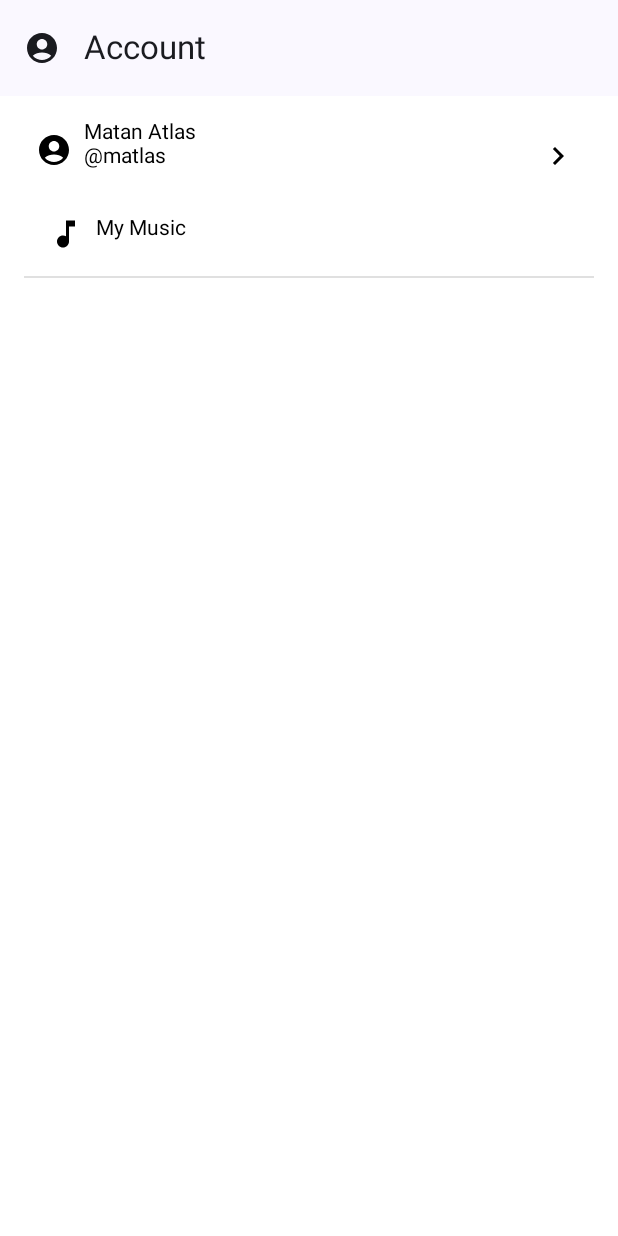
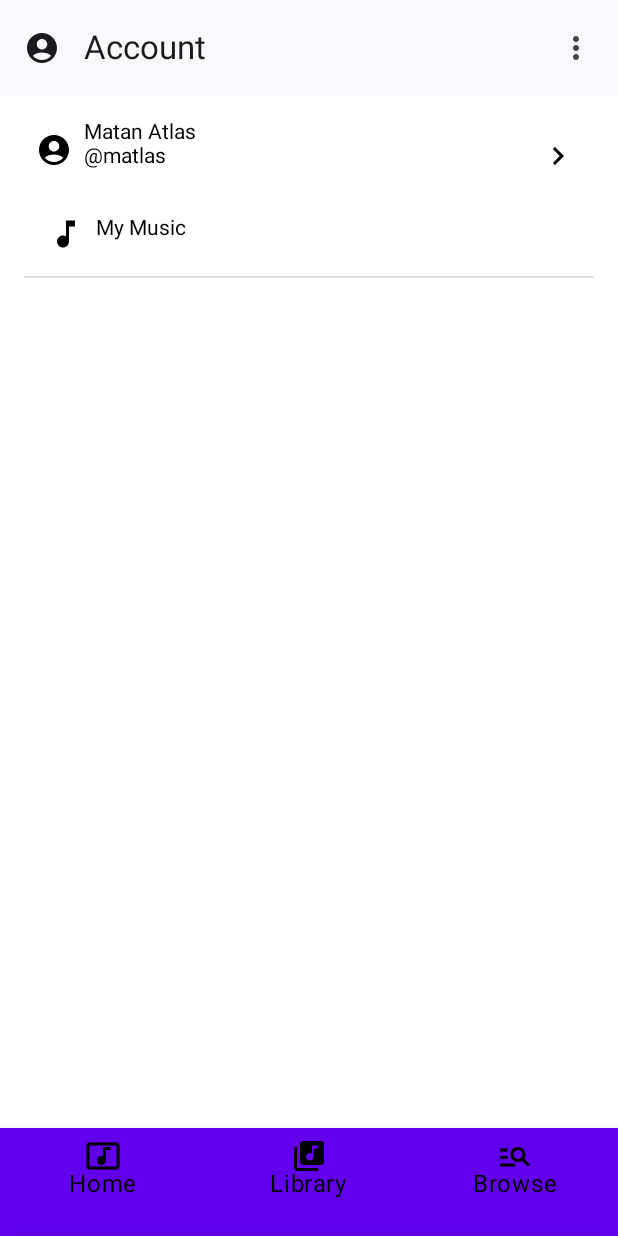
Before and after one commit to matlas57/MusicAppUi, an Android app built with Jetpack Compose: the screen it shows after launch (MainActivity), after a tap on "Account", on a phone screen of 412 x 824 dp. Run offline under Robolectric (Android 15) with nearby library versions, the phone set to English and light mode, and no system bars; 1 statement that could not run was skipped; 1 other tap on this screen came first.

Commit message:
Added more UI elements like modal bottom sheet and bottom navigation

```diff
--- a/app/src/main/java/com/example/musicappui/MainViewModel.kt
+++ b/app/src/main/java/com/example/musicappui/MainViewModel.kt
@@ -5,7 +5,7 @@ import androidx.compose.runtime.mutableStateOf
 import androidx.lifecycle.ViewModel
 
 class MainViewModel : ViewModel() {
-    private val _currentScreen: MutableState<Screen> = mutableStateOf(Screen.DrawerScreen.Account)
+    private val _currentScreen: MutableState<Screen> = mutableStateOf(Screen.BottomScreen.Home)
     val currentScreen: MutableState<Screen>
         get() = _currentScreen
 
--- a/app/src/main/java/com/example/musicappui/Screen.kt
+++ b/app/src/main/java/com/example/musicappui/Screen.kt
@@ -24,7 +24,34 @@ sealed class Screen (val title: String, val route: String){
                 R.drawable.baseline_person_add_alt_1_24
             )
         }
+
+    sealed class BottomScreen(val bTitle: String, val bRoute: String, @DrawableRes val icon: Int)
+        : Screen (bTitle, bRoute) {
+            object Home: BottomScreen (
+                "Home",
+                "home",
+                R.drawable.baseline_music_video_24
+            )
+
+            object Library: BottomScreen (
+                "Library",
+                "library",
+                R.drawable.baseline_library_music_24
+            )
+
+            object Browse: BottomScreen (
+                "Browse",
+                "browse",
+                R.drawable.baseline_manage_search_24
+            )
+        }
 }
+
+val screensInBottom = listOf(
+    Screen.BottomScreen.Home,
+    Screen.BottomScreen.Library,
+    Screen.BottomScreen.Browse
+)
 
 val screensInDrawer = listOf(
     Screen.DrawerScreen.Account,
--- /dev/null
+++ b/app/src/main/java/com/example/musicappui/ui/theme/HomeView.kt
@@ -0,0 +1,58 @@
+package com.example.musicappui.ui.theme
+
+import androidx.compose.foundation.BorderStroke
+import androidx.compose.foundation.ExperimentalFoundationApi
+import androidx.compose.foundation.Image
+import androidx.compose.foundation.layout.Arrangement
+import androidx.compose.foundation.layout.Column
+import androidx.compose.foundation.layout.padding
+import androidx.compose.foundation.layout.size
+import androidx.compose.foundation.lazy.LazyColumn
+import androidx.compose.foundation.lazy.LazyRow
+import androidx.compose.foundation.lazy.items
+import androidx.compose.material.Card
+import androidx.compose.material3.Text
+import androidx.compose.runtime.Composable
+import androidx.compose.ui.Alignment
+import androidx.compose.ui.Modifier
+import androidx.compose.ui.graphics.Color
+import androidx.compose.ui.res.painterResource
+import androidx.compose.ui.unit.dp
+import com.example.musicappui.R
+
+@OptIn(ExperimentalFoundationApi::class)
+@Composable
+fun Home() {
+    val categories = listOf("Hits", "Happy", "Workout", "Running", "TGIF", "Yoga")
+    val grouped = listOf<String>("New Release", "Favorites", "Top Rated").groupBy { it[0] } //Group elements based on first character
+    LazyColumn {
+        grouped.forEach{
+            //Create a header that sticks as objects below scroll
+            stickyHeader {
+                Text(text = it.value[0], modifier = Modifier.padding(16.dp), color = Color.Black)
+                LazyRow {
+                    items(categories) {
+                        cat ->
+                        BrowserItem(cat = cat, drawable = R.drawable.baseline_music_video_24)
+                    }
+                }
+            }
+        }
+    }
+}
+
+@Composable
+fun BrowserItem(cat: String, drawable: Int) {
+    Card (
+        modifier = Modifier.padding(16.dp).size(200.dp),
+        border = BorderStroke(3.dp, color = Color.LightGray)
+    ){
+        Column (
+            verticalArrangement = Arrangement.Center,
+            horizontalAlignment = Alignment.CenterHorizontally
+        ){
+            Text(text = cat, color = Color.Black)
+            Image(painter = painterResource(id = drawable), contentDescription = cat)
+        }
+    }
+}
--- a/app/src/main/java/com/example/musicappui/ui/theme/MainView.kt
+++ b/app/src/main/java/com/example/musicappui/ui/theme/MainView.kt
@@ -2,12 +2,23 @@ package com.example.musicappui.ui
 
 import androidx.compose.foundation.background
 import androidx.compose.foundation.clickable
+import androidx.compose.foundation.layout.Arrangement
+import androidx.compose.foundation.layout.Box
+import androidx.compose.foundation.layout.Column
 import androidx.compose.foundation.layout.PaddingValues
 import androidx.compose.foundation.layout.Row
+import androidx.compose.foundation.layout.fillMaxSize
 import androidx.compose.foundation.layout.fillMaxWidth
+import androidx.compose.foundation.layout.height
 import androidx.compose.foundation.layout.padding
+import androidx.compose.foundation.layout.wrapContentSize
 import androidx.compose.foundation.lazy.LazyColumn
 import androidx.compose.foundation.lazy.items
+import androidx.compose.foundation.shape.RoundedCornerShape
+import androidx.compose.material.BottomNavigation
+import androidx.compose.material.BottomNavigationItem
+import androidx.compose.material.ModalBottomSheetLayout
+import androidx.compose.material.ModalBottomSheetValue
 import androidx.compose.material.ScaffoldState
 import androidx.compose.material.icons.Icons
 import androidx.compose.material.icons.filled.AccountCircle
@@ -17,8 +28,10 @@ import androidx.compose.material3.Icon
 import androidx.compose.material3.IconButton
 import androidx.compose.material3.MaterialTheme
 import androidx.compose.material.Scaffold
+import androidx.compose.material.icons.filled.MoreVert
 import androidx.compose.material3.Text
 import androidx.compose.material3.TopAppBar
+import androidx.compose.material.rememberModalBottomSheetState
 import androidx.compose.runtime.Composable
 import androidx.compose.runtime.getValue
 import androidx.compose.runtime.mutableStateOf
@@ -28,6 +41,7 @@ import androidx.compose.ui.Modifier
 import androidx.compose.ui.graphics.Color
 import androidx.compose.ui.res.painterResource
 import androidx.compose.ui.unit.dp
+import androidx.compose.ui.unit.sp
 import androidx.lifecycle.viewmodel.compose.viewModel
 import androidx.navigation.NavController
 import androidx.navigation.NavHostController
@@ -36,10 +50,15 @@ import androidx.navigation.compose.composable
 import androidx.navigation.compose.currentBackStackEntryAsState
 import androidx.navigation.compose.rememberNavController
 import com.example.musicappui.MainViewModel
+import com.example.musicappui.R
 import com.example.musicappui.Screen
+import com.example.musicappui.screensInBottom
 import com.example.musicappui.screensInDrawer
 import com.example.musicappui.ui.theme.AccountDialog
 import com.example.musicappui.ui.theme.AccountView
+import com.example.musicappui.ui.theme.Browse
+import com.example.musicappui.ui.theme.Home
+import com.example.musicappui.ui.theme.Library
 import com.example.musicappui.ui.theme.SubscriptionView
 import kotlinx.coroutines.CoroutineScope
 import kotlinx.coroutines.launch
@@ -51,6 +70,10 @@ fun MainView() {
     val scaffoldState: ScaffoldState = rememberScaffoldState()
     val scope: CoroutineScope = rememberCoroutineScope()
     val viewModel: MainViewModel = viewModel()
+    val isSheetFullScreen by remember { mutableStateOf(false) }
+
+    val modifier = if (isSheetFullScreen) Modifier.fillMaxSize() else Modifier.fillMaxWidth()
+
     // Allow to find the current route to determine which drawer item is selected
     val controller: NavController = rememberNavController()
     val navBackStackEntry by controller.currentBackStackEntryAsState()
@@ -64,10 +87,70 @@ fun MainView() {
 
     val title = remember { mutableStateOf(currentScreen.title) }
 
+    val modalSheetState = rememberModalBottomSheetState(
+        initialValue = ModalBottomSheetValue.Hidden,
+        confirmValueChange = {it != ModalBottomSheetValue.HalfExpanded}
+    )
+
+    val roundedCornerRadius = if (isSheetFullScreen) 0.dp else 12.dp
+
+    val bottomBar: @Composable () -> Unit = {
+        if (currentScreen is Screen.DrawerScreen || currentScreen == Screen.BottomScreen.Home) {
+            BottomNavigation(Modifier.wrapContentSize()) {
+                screensInBottom.forEach{
+                    item ->
+                    val isSelected = currentRoute == item.bRoute
+                    val tint = if (isSelected) Color.White else Color.Black
+                    BottomNavigationItem(
+                        modifier = Modifier.padding(bottom = 16.dp),
+                        selected = currentRoute == item.bRoute,
+                        onClick = {
+                            controller.navigate(item.bRoute)
+                            title.value = item.bTitle
+                        },
+                        icon = {
+                            Icon(
+                                painter = painterResource(item.icon),
+                                contentDescription = item.bTitle,
+                                tint = tint
+                            )
+                        },
+                        label = { Text(text = item.bTitle, color = tint) },
+                        selectedContentColor = Color.White,
+                        unselectedContentColor = Color.Black
+                    )
+                }
+            }
+        }
+    }
+
+    ModalBottomSheetLayout(
+        sheetState = modalSheetState,
+        sheetShape = RoundedCornerShape(topStart = roundedCornerRadius, topEnd = roundedCornerRadius),
+        sheetContent = {
+            MoreBottomSheet(modifier = Modifier)
+        }
+    ) {
         Scaffold(
             topBar = {
                 TopAppBar(
                     title = { Text(title.value) },
+                    actions = {
+                        IconButton(
+                            onClick = {
+                                scope.launch {
+                                    if (modalSheetState.isVisible) {
+                                        modalSheetState.hide()
+                                    }
+                                    else {
+                                        modalSheetState.show()
+                                    }
+                                }
+                            }
+                        ) {
+                            Icon(imageVector = Icons.Default.MoreVert, contentDescription = null)
+                        }
+                    } ,
                     navigationIcon = {
                         IconButton(onClick = {
                             //Open side drawer
@@ -75,16 +158,19 @@ fun MainView() {
                                 scaffoldState.drawerState.open()
                             }
                         }) {
-                        Icon(imageVector = Icons.Default.AccountCircle, contentDescription = "Menu")
+                            Icon(
+                                imageVector = Icons.Default.AccountCircle,
+                                contentDescription = "Menu"
+                            )
                         }
                     }
                 )
             },
+            bottomBar = bottomBar,
             scaffoldState = scaffoldState,
             drawerContent = {
                 LazyColumn(Modifier.padding(vertical = 50.dp, horizontal = 16.dp)) {
-                items(screensInDrawer) {
-                    item ->
+                    items(screensInDrawer) { item ->
                         DrawerItem(
                             selected = currentRoute == item.dRoute,
                             item = item,
@@ -94,8 +180,7 @@ fun MainView() {
                             }
                             if (item.dRoute == "add_account") {
                                 dialogOpen.value = true
-                        }
-                        else {
+                            } else {
                                 controller.navigate(item.dRoute)
                                 title.value = item.dTitle
                             }
@@ -111,6 +196,7 @@ fun MainView() {
             )
 
             AccountDialog(dialogOpen = dialogOpen)
+        }
     }
 }
 
@@ -144,6 +230,25 @@ fun DrawerItem(
 }
 
 @Composable
+fun MoreBottomSheet(modifier: Modifier) {
+    Box(Modifier.fillMaxWidth().height(300.dp).background(MaterialTheme.colorScheme.surface)) {
+        Column (
+            modifier = Modifier.padding(16.dp),
+            verticalArrangement = Arrangement.SpaceBetween
+        ) {
+            Row(modifier = modifier.padding(16.dp)) {
+                Icon(
+                    modifier = Modifier.padding(end = 8.dp),
+                    painter = painterResource(id = R.drawable.baseline_settings_24),
+                    contentDescription = "Settings"
+                )
+                Text(text = "Settings", fontSize = 20.sp, color = Color.White)
+            }
+        }
+    }
+}
+
+@Composable
 fun Navigation(
     navController: NavController,
     viewModel: MainViewModel,
@@ -151,7 +256,7 @@ fun Navigation(
 ) {
     NavHost(
         navController = navController as NavHostController,
-        startDestination = Screen.DrawerScreen.Account.route,
+        startDestination = Screen.BottomScreen.Home.route,
         modifier = Modifier.padding(pd)
     ) {
         composable(Screen.DrawerScreen.Account.route) {
@@ -160,5 +265,14 @@ fun Navigation(
         composable(Screen.DrawerScreen.Subscription.route) {
             SubscriptionView()
         }
+        composable(Screen.BottomScreen.Home.bRoute) {
+            Home()
+        }
+        composable(Screen.BottomScreen.Library.bRoute) {
+            Library()
+        }
+        composable(Screen.BottomScreen.Browse.bRoute) {
+            Browse()
         }
     }
+}
--- /dev/null
+++ b/app/src/main/res/drawable/baseline_album_24.xml
@@ -0,0 +1,5 @@
+<vector xmlns:android="http://schemas.android.com/apk/res/android" android:height="24dp" android:tint="#000000" android:viewportHeight="24" android:viewportWidth="24" android:width="24dp">
+
+    <path android:fillColor="@android:color/white" android:pathData="M12,2C6.48,2 2,6.48 2,12s4.48,10 10,10 10,-4.48 10,-10S17.52,2 12,2zM12,16.5c-2.49,0 -4.5,-2.01 -4.5,-4.5S9.51,7.5 12,7.5s4.5,2.01 4.5,4.5 -2.01,4.5 -4.5,4.5zM12,11c-0.55,0 -1,0.45 -1,1s0.45,1 1,1 1,-0.45 1,-1 -0.45,-1 -1,-1z"/>
+
+</vector>
--- /dev/null
+++ b/app/src/main/res/drawable/baseline_library_music_24.xml
@@ -0,0 +1,5 @@
+<vector xmlns:android="http://schemas.android.com/apk/res/android" android:height="24dp" android:tint="#000000" android:viewportHeight="24" android:viewportWidth="24" android:width="24dp">
+
+    <path android:fillColor="@android:color/white" android:pathData="M20,2L8,2c-1.1,0 -2,0.9 -2,2v12c0,1.1 0.9,2 2,2h12c1.1,0 2,-0.9 2,-2L22,4c0,-1.1 -0.9,-2 -2,-2zM18,7h-3v5.5c0,1.38 -1.12,2.5 -2.5,2.5S10,13.88 10,12.5s1.12,-2.5 2.5,-2.5c0.57,0 1.08,0.19 1.5,0.51L14,5h4v2zM4,6L2,6v14c0,1.1 0.9,2 2,2h14v-2L4,20L4,6z"/>
+
+</vector>
--- /dev/null
+++ b/app/src/main/res/drawable/baseline_manage_search_24.xml
@@ -0,0 +1,5 @@
+<vector xmlns:android="http://schemas.android.com/apk/res/android" android:autoMirrored="true" android:height="24dp" android:tint="#000000" android:viewportHeight="24" android:viewportWidth="24" android:width="24dp">
+
+    <path android:fillColor="@android:color/white" android:pathData="M7,9H2V7h5V9zM7,12H2v2h5V12zM20.59,19l-3.83,-3.83C15.96,15.69 15.02,16 14,16c-2.76,0 -5,-2.24 -5,-5s2.24,-5 5,-5s5,2.24 5,5c0,1.02 -0.31,1.96 -0.83,2.75L22,17.59L20.59,19zM17,11c0,-1.65 -1.35,-3 -3,-3s-3,1.35 -3,3s1.35,3 3,3S17,12.65 17,11zM2,19h10v-2H2V19z"/>
+
+</vector>
--- /dev/null
+++ b/app/src/main/res/drawable/baseline_mic_24.xml
@@ -0,0 +1,5 @@
+<vector xmlns:android="http://schemas.android.com/apk/res/android" android:height="24dp" android:tint="#000000" android:viewportHeight="24" android:viewportWidth="24" android:width="24dp">
+
+    <path android:fillColor="@android:color/white" android:pathData="M12,14c1.66,0 2.99,-1.34 2.99,-3L15,5c0,-1.66 -1.34,-3 -3,-3S9,3.34 9,5v6c0,1.66 1.34,3 3,3zM17.3,11c0,3 -2.54,5.1 -5.3,5.1S6.7,14 6.7,11L5,11c0,3.41 2.72,6.23 6,6.72L11,21h2v-3.28c3.28,-0.48 6,-3.3 6,-6.72h-1.7z"/>
+
+</vector>
--- /dev/null
+++ b/app/src/main/res/drawable/baseline_music_video_24.xml
@@ -0,0 +1,5 @@
+<vector xmlns:android="http://schemas.android.com/apk/res/android" android:height="24dp" android:tint="#000000" android:viewportHeight="24" android:viewportWidth="24" android:width="24dp">
+
+    <path android:fillColor="@android:color/white" android:pathData="M21,3L3,3c-1.1,0 -2,0.9 -2,2v14c0,1.1 0.9,2 2,2h18c1.1,0 2,-0.9 2,-2L23,5c0,-1.1 -0.9,-2 -2,-2zM21,19L3,19L3,5h18v14zM8,15c0,-1.66 1.34,-3 3,-3 0.35,0 0.69,0.07 1,0.18L12,6h5v2h-3v7.03c-0.02,1.64 -1.35,2.97 -3,2.97 -1.66,0 -3,-1.34 -3,-3z"/>
+
+</vector>
--- /dev/null
+++ b/app/src/main/res/drawable/baseline_settings_24.xml
@@ -0,0 +1,5 @@
+<vector xmlns:android="http://schemas.android.com/apk/res/android" android:height="24dp" android:tint="#000000" android:viewportHeight="24" android:viewportWidth="24" android:width="24dp">
+
+    <path android:fillColor="@android:color/white" android:pathData="M19.14,12.94c0.04,-0.3 0.06,-0.61 0.06,-0.94c0,-0.32 -0.02,-0.64 -0.07,-0.94l2.03,-1.58c0.18,-0.14 0.23,-0.41 0.12,-0.61l-1.92,-3.32c-0.12,-0.22 -0.37,-0.29 -0.59,-0.22l-2.39,0.96c-0.5,-0.38 -1.03,-0.7 -1.62,-0.94L14.4,2.81c-0.04,-0.24 -0.24,-0.41 -0.48,-0.41h-3.84c-0.24,0 -0.43,0.17 -0.47,0.41L9.25,5.35C8.66,5.59 8.12,5.92 7.63,6.29L5.24,5.33c-0.22,-0.08 -0.47,0 -0.59,0.22L2.74,8.87C2.62,9.08 2.66,9.34 2.86,9.48l2.03,1.58C4.84,11.36 4.8,11.69 4.8,12s0.02,0.64 0.07,0.94l-2.03,1.58c-0.18,0.14 -0.23,0.41 -0.12,0.61l1.92,3.32c0.12,0.22 0.37,0.29 0.59,0.22l2.39,-0.96c0.5,0.38 1.03,0.7 1.62,0.94l0.36,2.54c0.05,0.24 0.24,0.41 0.48,0.41h3.84c0.24,0 0.44,-0.17 0.47,-0.41l0.36,-2.54c0.59,-0.24 1.13,-0.56 1.62,-0.94l2.39,0.96c0.22,0.08 0.47,0 0.59,-0.22l1.92,-3.32c0.12,-0.22 0.07,-0.47 -0.12,-0.61L19.14,12.94zM12,15.6c-1.98,0 -3.6,-1.62 -3.6,-3.6s1.62,-3.6 3.6,-3.6s3.6,1.62 3.6,3.6S13.98,15.6 12,15.6z"/>
+
+</vector>
```
Also changed, not shown: app/src/main/java/com/example/musicappui/DummyData.kt (added, +13 -0 lines), app/src/main/java/com/example/musicappui/ui/theme/BrowseView.kt (added, +48 -0 lines), app/src/main/java/com/example/musicappui/ui/theme/LibraryView.kt (added, +49 -0 lines), app/src/main/res/drawable/baseline_category_24.xml (added, +9 -0 lines), app/src/main/res/drawable/baseline_playlist_play_24.xml (added, +11 -0 lines). Lines whose indentation alone changed are shown as unchanged.
